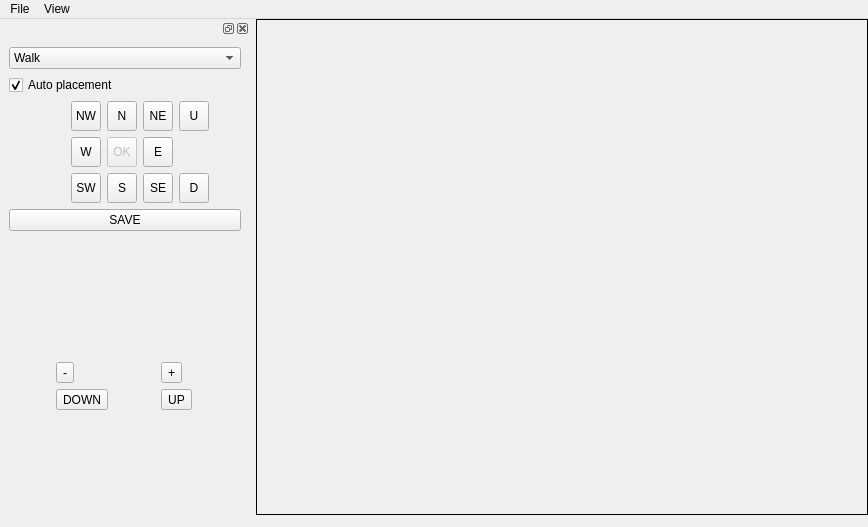
Qt form version4/ui/main.ui (michael-donat/tf-mapper) before a commit.
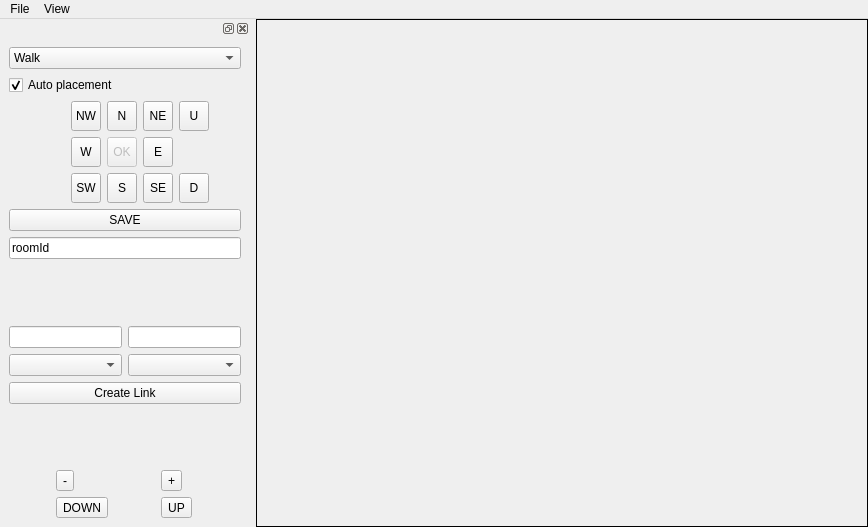
The same form after that commit.

Diff of the .ui file:
```diff
--- a/version4/ui/main.ui
+++ b/version4/ui/main.ui
@@ -15,18 +15,9 @@
   </property>
   <widget class="QWidget" name="uiComponentCentralWidget">
    <layout class="QHBoxLayout" name="horizontalLayout">
-    <property name="leftMargin">
+    <property name="margin">
      <number>0</number>
     </property>
-    <property name="topMargin">
-     <number>0</number>
-    </property>
-    <property name="rightMargin">
-     <number>0</number>
-    </property>
-    <property name="bottomMargin">
-     <number>12</number>
-    </property>
     <item>
      <widget class="QFrame" name="uiMapViewFrame">
       <property name="sizePolicy">
@@ -84,13 +75,13 @@
    <property name="minimumSize">
     <size>
      <width>250</width>
-     <height>400</height>
+     <height>482</height>
     </size>
    </property>
    <property name="maximumSize">
     <size>
      <width>250</width>
-     <height>400</height>
+     <height>600</height>
     </size>
    </property>
    <property name="features">
@@ -104,6 +95,26 @@
    </attribute>
    <widget class="QWidget" name="uiComponentToolsPanelContentWidget">
     <layout class="QGridLayout" name="gridLayout_2">
+     <item row="5" column="2">
+      <spacer name="verticalSpacer">
+       <property name="orientation">
+        <enum>Qt::Vertical</enum>
+       </property>
+       <property name="sizeHint" stdset="0">
+        <size>
+         <width>20</width>
+         <height>40</height>
+        </size>
+       </property>
+      </spacer>
+     </item>
+     <item row="3" column="2">
+      <widget class="QPushButton" name="pushButton">
+       <property name="text">
+        <string>SAVE</string>
+       </property>
+      </widget>
+     </item>
      <item row="2" column="2">
       <layout class="QGridLayout" name="compassButtonsGridLayout">
        <item row="0" column="2">
@@ -412,13 +423,6 @@
        </item>
       </layout>
      </item>
-     <item row="3" column="2">
-      <widget class="QPushButton" name="pushButton">
-       <property name="text">
-        <string>SAVE</string>
-       </property>
-      </widget>
-     </item>
      <item row="0" column="2">
       <widget class="QComboBox" name="walkerModeSelector">
        <item>
@@ -433,7 +437,7 @@
        </item>
       </widget>
      </item>
-     <item row="4" column="2">
+     <item row="8" column="2">
       <spacer name="toolsPanelSpacerBottom">
        <property name="orientation">
         <enum>Qt::Vertical</enum>
@@ -446,7 +450,7 @@
        </property>
       </spacer>
      </item>
-     <item row="6" column="2">
+     <item row="10" column="2">
       <layout class="QGridLayout" name="gridLayout_3">
        <item row="0" column="0">
         <widget class="QToolButton" name="zoomOut">
@@ -488,6 +492,39 @@
        </property>
       </widget>
      </item>
+     <item row="7" column="2">
+      <layout class="QGridLayout" name="gridLayout">
+       <item row="0" column="1">
+        <widget class="QLineEdit" name="lineEdit_2"/>
+       </item>
+       <item row="0" column="0">
+        <widget class="QLineEdit" name="lineEdit"/>
+       </item>
+       <item row="1" column="1">
+        <widget class="QComboBox" name="comboBox_2"/>
+       </item>
+       <item row="1" column="0">
+        <widget class="QComboBox" name="comboBox"/>
+       </item>
+       <item row="2" column="0" colspan="2">
+        <widget class="QPushButton" name="pushButton_2">
+         <property name="text">
+          <string>Create Link</string>
+         </property>
+        </widget>
+       </item>
+      </layout>
+     </item>
+     <item row="4" column="2">
+      <widget class="QLineEdit" name="lineEdit_3">
+       <property name="text">
+        <string>roomId</string>
+       </property>
+       <property name="readOnly">
+        <bool>true</bool>
+       </property>
+      </widget>
+     </item>
     </layout>
    </widget>
   </widget>
```
